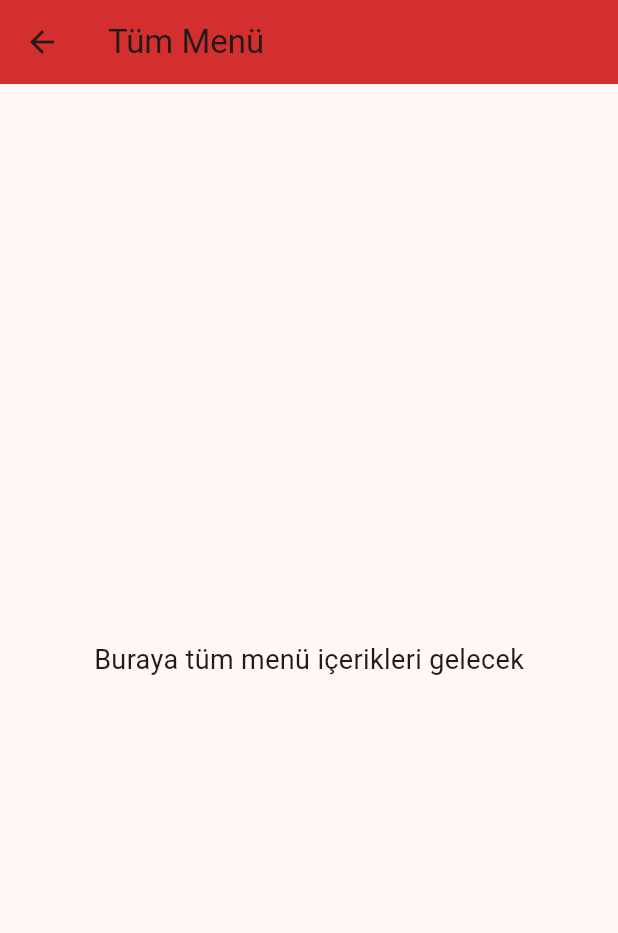
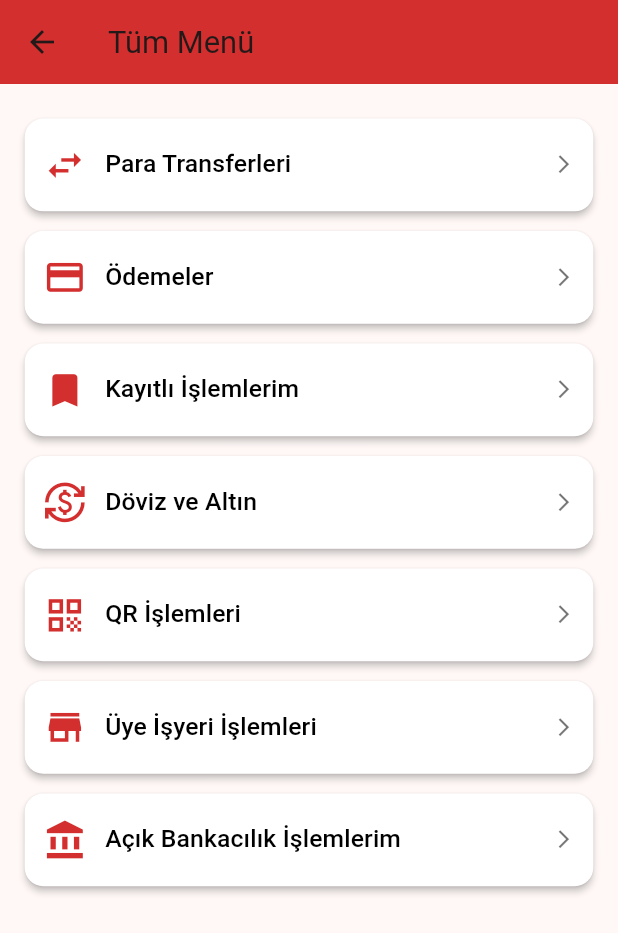
Before and after one commit to btnahmet/bank_app, a Flutter app: the screen it shows after launch, after a tap on "Tüm Menü", on a phone screen of 412 x 824 dp. Shown: the top 933 px of the screen. Run offline on Flutter 3.47's test engine with Material 3 defaults, Android fonts, the phone set to English and light mode, and no system bars.

Commit message:
Tum Menu Commit

```diff
--- a/lib/screens/home_screen.dart
+++ b/lib/screens/home_screen.dart
@@ -529,6 +529,8 @@ class HomeScreen extends StatelessWidget {
                     icon: Icons.file_copy, label: "Ürünler", onTap: () {}),
                 _BottomBarItem(
                     icon: Icons.swap_horiz, label: "İşlemler", onTap: () {}),
+                     _BottomBarItem(
+                    icon: Icons.file_download_done_outlined, label: "Başvurular", onTap: () {}),
                 _BottomBarItem(
                   icon: Icons.menu,
                   label: "Tüm Menü",
--- a/lib/screens/tum_menu.dart
+++ b/lib/screens/tum_menu.dart
@@ -11,15 +11,118 @@ class TumMenu extends StatefulWidget {
 class _TumMenuState extends State<TumMenu> {
   @override
   Widget build(BuildContext context) {
-    return Scaffold(
-      appBar: AppBar(
-        title: const Text("Tüm Menü"),
-        backgroundColor: AppColors.primaryRed,
+    final size = MediaQuery.of(context).size;
+    final width = size.width;
+    final height = size.height;
+
+    return SafeArea(
+      child: Scaffold(
+        appBar: AppBar(
+          title: Text(
+            "Tüm Menü",
+            style: TextStyle(fontSize: width * 0.05),
+          ),
+          backgroundColor: AppColors.primaryRed,
+        ),
+        body: Padding(
+          padding: EdgeInsets.all(width * 0.04),
+          child: Column(
+            children: [
+              _buildMenuButton(
+                icon: Icons.swap_horiz,
+                title: "Para Transferleri",
+                onPressed: () {},
+                width: width,
+                height: height,
+              ),
+              _buildMenuButton(
+                icon: Icons.payment,
+                title: "Ödemeler",
+                onPressed: () {},
+                width: width,
+                height: height,
+              ),
+              _buildMenuButton(
+                icon: Icons.bookmark,
+                title: "Kayıtlı İşlemlerim",
+                onPressed: () {},
+                width: width,
+                height: height,
+              ),
+              _buildMenuButton(
+                icon: Icons.currency_exchange,
+                title: "Döviz ve Altın",
+                onPressed: () {},
+                width: width,
+                height: height,
+              ),
+              _buildMenuButton(
+                icon: Icons.qr_code,
+                title: "QR İşlemleri",
+                onPressed: () {},
+                width: width,
+                height: height,
+              ),
+              _buildMenuButton(
+                icon: Icons.store,
+                title: "Üye İşyeri İşlemleri",
+                onPressed: () {},
+                width: width,
+                height: height,
+              ),
+              _buildMenuButton(
+                icon: Icons.account_balance,
+                title: "Açık Bankacılık İşlemlerim",
+                onPressed: () {},
+                width: width,
+                height: height,
+              ),
+            ],
+          ),
+        ),
       ),
-      body: const Center(
-        child: Text(
-          "Buraya tüm menü içerikleri gelecek",
-          style: TextStyle(fontSize: 18),
+    );
+  }
+
+  Widget _buildMenuButton({
+    required IconData icon,
+    required String title,
+    required VoidCallback onPressed,
+    required double width,
+    required double height,
+  }) {
+    return Container(
+      margin: EdgeInsets.symmetric(vertical: height * 0.008),
+      width: double.infinity,
+      child: ElevatedButton(
+        style: ElevatedButton.styleFrom(
+          backgroundColor: Colors.white,
+          padding: EdgeInsets.symmetric(
+              vertical: height * 0.02, horizontal: width * 0.03),
+          shape: RoundedRectangleBorder(
+            borderRadius: BorderRadius.circular(width * 0.03),
+          ),
+          elevation: 2,
+        ),
+        onPressed: onPressed,
+        child: Row(
+          children: [
+            Icon(icon,
+                color: AppColors.primaryRed, size: width * 0.07),
+            SizedBox(width: width * 0.03),
+            Expanded(
+              child: Text(
+                title,
+                style: TextStyle(
+                  color: Colors.black,
+                  fontSize: width * 0.04,
+                  fontWeight: FontWeight.w500,
+                ),
+              ),
+            ),
+            Icon(Icons.arrow_forward_ios,
+                size: width * 0.035, color: Colors.black54),
+          ],
         ),
       ),
     );
```
